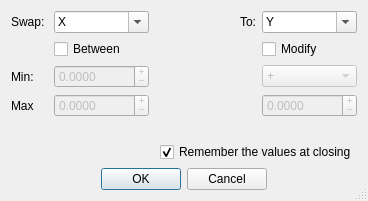
Before: the Qt Designer form src/swapaxesdialog.ui in GCodeProjects/GCodeWorkShop, drawn with Qt 5.
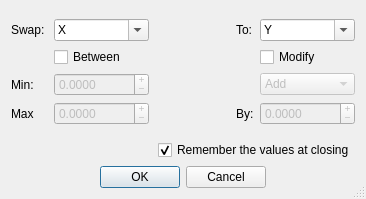
After: the same form once the commit is applied. Icons and pictures are not drawn.

What changed in the file:
```diff
--- a/src/swapaxesdialog.ui
+++ b/src/swapaxesdialog.ui
@@ -6,8 +6,8 @@
    <rect>
     <x>0</x>
     <y>0</y>
-    <width>368</width>
-    <height>201</height>
+    <width>366</width>
+    <height>199</height>
    </rect>
   </property>
   <property name="sizePolicy">
@@ -27,6 +27,19 @@
    <bool>true</bool>
   </property>
   <layout class="QVBoxLayout" name="verticalLayout">
+   <item>
+    <spacer name="verticalSpacer_2">
+     <property name="orientation">
+      <enum>Qt::Vertical</enum>
+     </property>
+     <property name="sizeHint" stdset="0">
+      <size>
+       <width>20</width>
+       <height>40</height>
+      </size>
+     </property>
+    </spacer>
+   </item>
    <item>
     <layout class="QGridLayout" name="gridLayout">
      <item row="0" column="5">
@@ -262,7 +275,7 @@
        </property>
        <item>
         <property name="text">
-         <string>+</string>
+         <string>Add</string>
         </property>
        </item>
        <item>
@@ -321,6 +334,13 @@
        </property>
       </widget>
      </item>
+     <item row="3" column="4">
+      <widget class="QLabel" name="label_3">
+       <property name="text">
+        <string>By:</string>
+       </property>
+      </widget>
+     </item>
     </layout>
    </item>
    <item>
```
Left out of the diff: 18 changed lines with no effect on the pictures.
